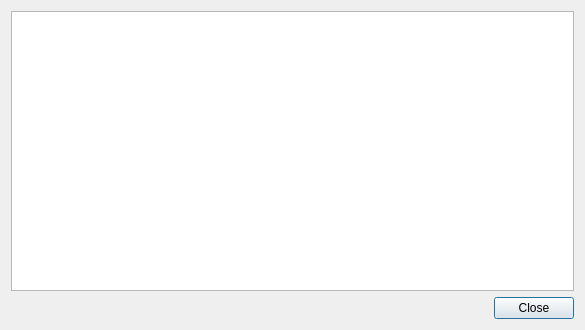
ballessay/quokkagit, file src/dialogs/debuglogdialog.ui: the form before one commit.
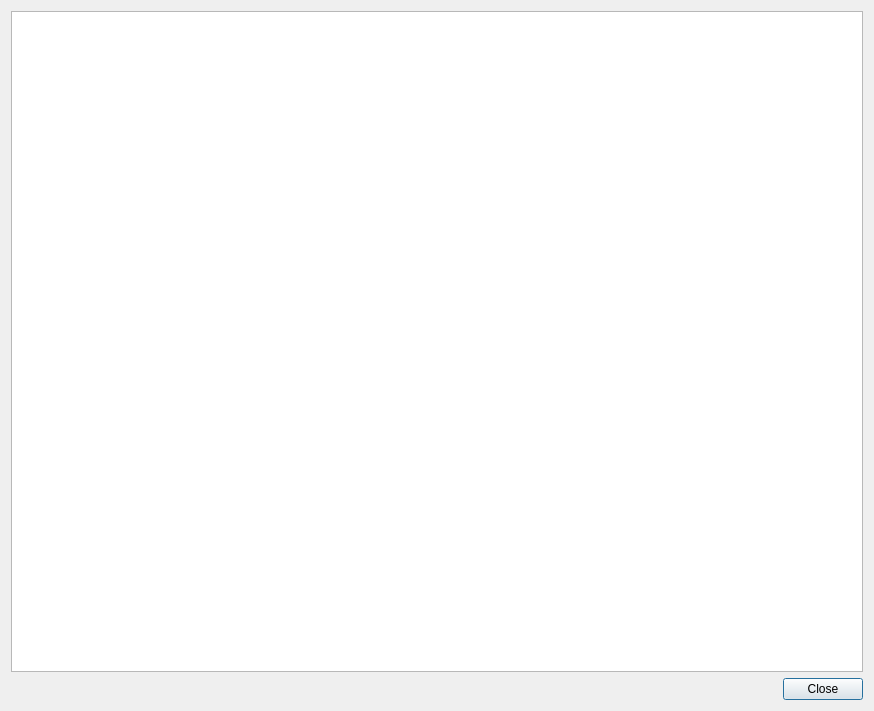
The form after the commit. Icons and pictures are not drawn.

Patch:
```diff
--- a/src/dialogs/debuglogdialog.ui
+++ b/src/dialogs/debuglogdialog.ui
@@ -9,8 +9,8 @@
    <rect>
     <x>0</x>
     <y>0</y>
-    <width>585</width>
-    <height>330</height>
+    <width>874</width>
+    <height>711</height>
    </rect>
   </property>
   <property name="windowTitle">
```
